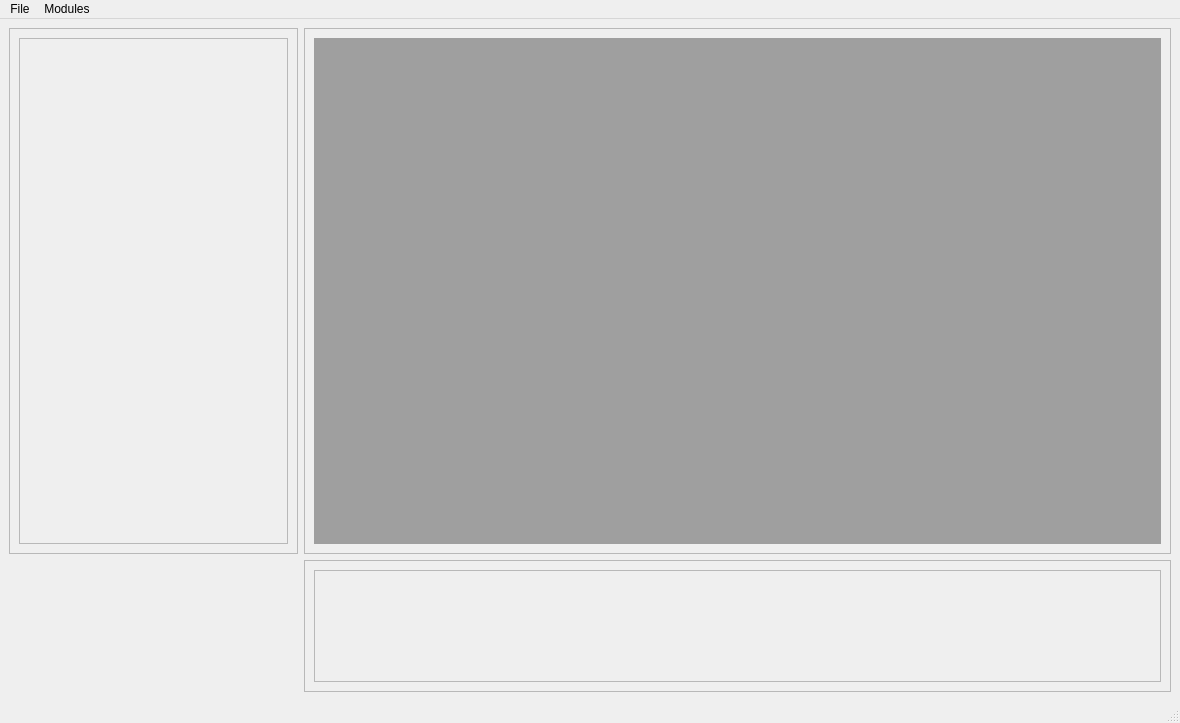
Qt form src/gui/main.ui (ocuadrosl/HistopathologicalCharacterization) before a commit.
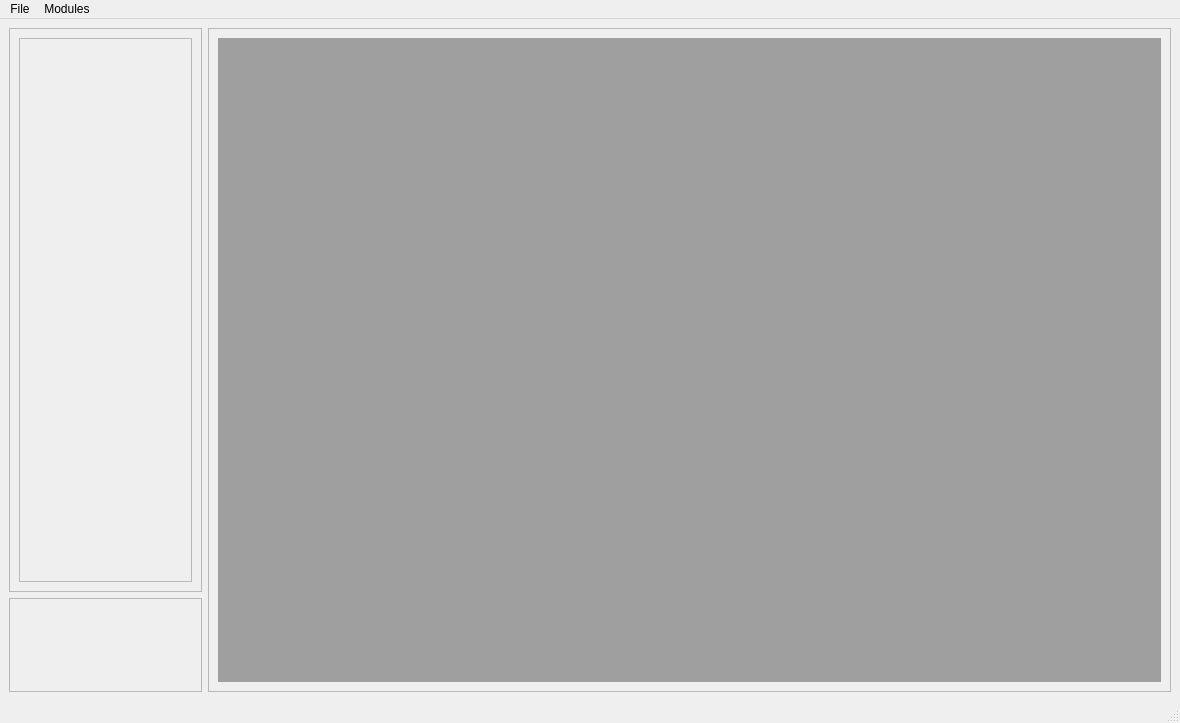
The same form after that commit.

Commit message: elliptical shapes

The edit to the form file:
```diff
--- a/src/gui/main.ui
+++ b/src/gui/main.ui
@@ -10,12 +10,18 @@
     <height>723</height>
    </rect>
   </property>
+  <property name="sizePolicy">
+   <sizepolicy hsizetype="Preferred" vsizetype="Preferred">
+    <horstretch>0</horstretch>
+    <verstretch>2</verstretch>
+   </sizepolicy>
+  </property>
   <property name="windowTitle">
    <string>MainWindow</string>
   </property>
   <widget class="QWidget" name="centralwidget">
-   <layout class="QGridLayout" name="gridLayout_3" rowstretch="4,1" columnstretch="0,1,0,3">
-    <item row="0" column="1">
+   <layout class="QGridLayout" name="gridLayout_3" rowstretch="6,1" columnstretch="1,0,0,5">
+    <item row="0" column="0">
      <widget class="QScrollArea" name="scrollArea_2">
       <property name="widgetResizable">
        <bool>true</bool>
@@ -25,8 +31,8 @@
         <rect>
          <x>0</x>
          <y>0</y>
-         <width>287</width>
-         <height>522</height>
+         <width>191</width>
+         <height>559</height>
         </rect>
        </property>
        <layout class="QGridLayout" name="gridLayout_2">
@@ -44,8 +50,32 @@
       </widget>
      </widget>
     </item>
-    <item row="0" column="3">
+    <item row="1" column="0">
+     <widget class="QScrollArea" name="scrollArea_3">
+      <property name="widgetResizable">
+       <bool>true</bool>
+      </property>
+      <widget class="QWidget" name="scrollAreaWidgetContents_4">
+       <property name="geometry">
+        <rect>
+         <x>0</x>
+         <y>0</y>
+         <width>191</width>
+         <height>92</height>
+        </rect>
+       </property>
+       <layout class="QGridLayout" name="gridLayout_4"/>
+      </widget>
+     </widget>
+    </item>
+    <item row="0" column="3" rowspan="2">
      <widget class="QScrollArea" name="scrollArea">
+      <property name="sizePolicy">
+       <sizepolicy hsizetype="Expanding" vsizetype="Expanding">
+        <horstretch>0</horstretch>
+        <verstretch>0</verstretch>
+       </sizepolicy>
+      </property>
       <property name="widgetResizable">
        <bool>true</bool>
       </property>
@@ -54,44 +84,15 @@
         <rect>
          <x>0</x>
          <y>0</y>
-         <width>865</width>
-         <height>522</height>
+         <width>961</width>
+         <height>659</height>
         </rect>
        </property>
-       <layout class="QGridLayout" name="gridLayout">
+       <layout class="QGridLayout" name="gridLayout" rowstretch="0">
         <item row="0" column="0">
          <widget class="QMdiArea" name="mdiArea">
           <property name="viewMode">
-           <enum>QMdiArea::TabbedView</enum>
-          </property>
-         </widget>
-        </item>
-       </layout>
-      </widget>
-     </widget>
-    </item>
-    <item row="1" column="3">
-     <widget class="QScrollArea" name="scrollArea_3">
-      <property name="widgetResizable">
-       <bool>true</bool>
-      </property>
-      <widget class="QWidget" name="scrollAreaWidgetContents_4">
-       <property name="geometry">
-        <rect>
-         <x>0</x>
-         <y>0</y>
-         <width>865</width>
-         <height>129</height>
-        </rect>
-       </property>
-       <layout class="QGridLayout" name="gridLayout_4">
-        <item row="0" column="0">
-         <widget class="QFrame" name="frame">
-          <property name="frameShape">
-           <enum>QFrame::StyledPanel</enum>
-          </property>
-          <property name="frameShadow">
-           <enum>QFrame::Raised</enum>
+           <enum>QMdiArea::SubWindowView</enum>
           </property>
          </widget>
         </item>
```
The commit also changes 8 other files.
